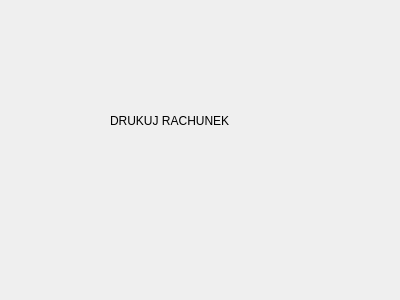
Qt form print_bill_window.ui (justynak/dbar_barman) before a commit.
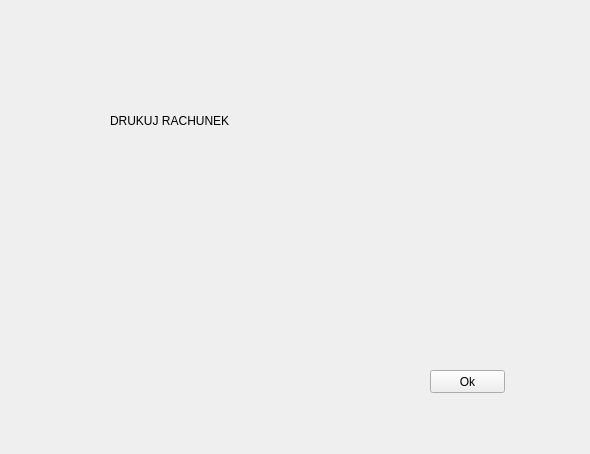
The same form after that commit.

Patch:
```diff
--- a/print_bill_window.ui
+++ b/print_bill_window.ui
@@ -6,8 +6,8 @@
    <rect>
     <x>0</x>
     <y>0</y>
-    <width>400</width>
-    <height>300</height>
+    <width>590</width>
+    <height>454</height>
    </rect>
   </property>
   <property name="windowTitle">
@@ -26,6 +26,19 @@
     <string>DRUKUJ RACHUNEK</string>
    </property>
   </widget>
+  <widget class="QPushButton" name="button_ok">
+   <property name="geometry">
+    <rect>
+     <x>430</x>
+     <y>370</y>
+     <width>75</width>
+     <height>23</height>
+    </rect>
+   </property>
+   <property name="text">
+    <string>Ok</string>
+   </property>
+  </widget>
  </widget>
  <resources/>
  <connections/>
```
